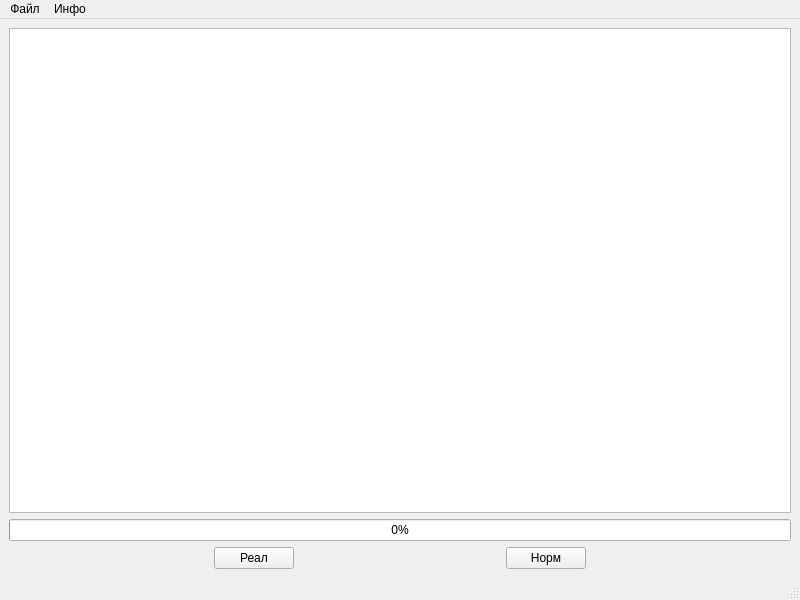
Old version of the form bf4bh2.ui in the repository UndeadMorose/BF4BH2.
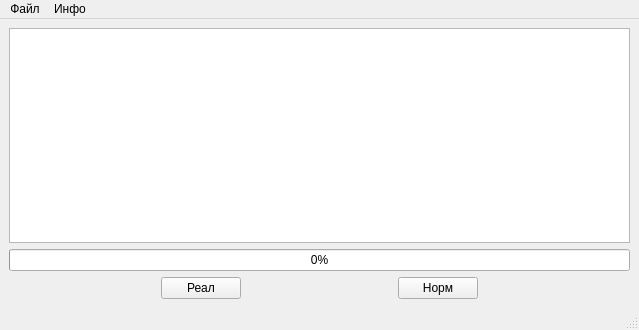
New version of the form. Icons and pictures are not drawn.

Commit message: Основные формальности + смена сборки

Diff of the .ui file:
```diff
--- a/bf4bh2.ui
+++ b/bf4bh2.ui
@@ -6,8 +6,8 @@
    <rect>
     <x>0</x>
     <y>0</y>
-    <width>800</width>
-    <height>600</height>
+    <width>639</width>
+    <height>330</height>
    </rect>
   </property>
   <property name="windowTitle">
@@ -95,7 +95,7 @@
     <rect>
      <x>0</x>
      <y>0</y>
-     <width>800</width>
+     <width>639</width>
      <height>20</height>
     </rect>
    </property>
```
Left out of the diff: 10 changed lines with no effect on the pictures. The commit also changes 7 other files.
